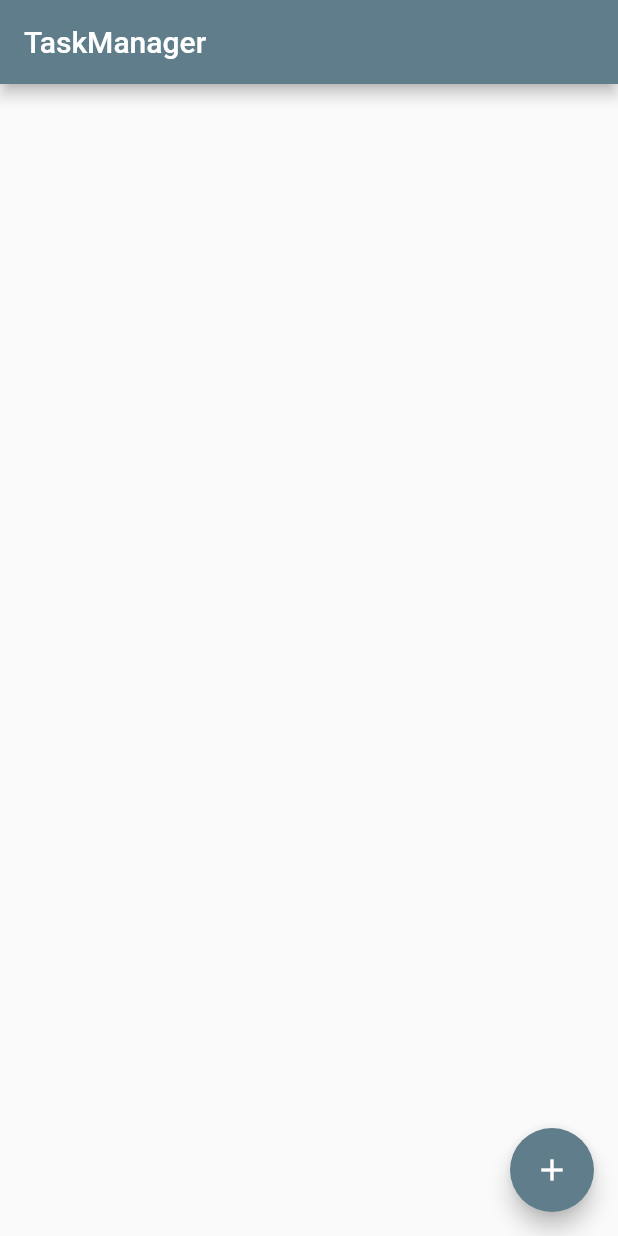
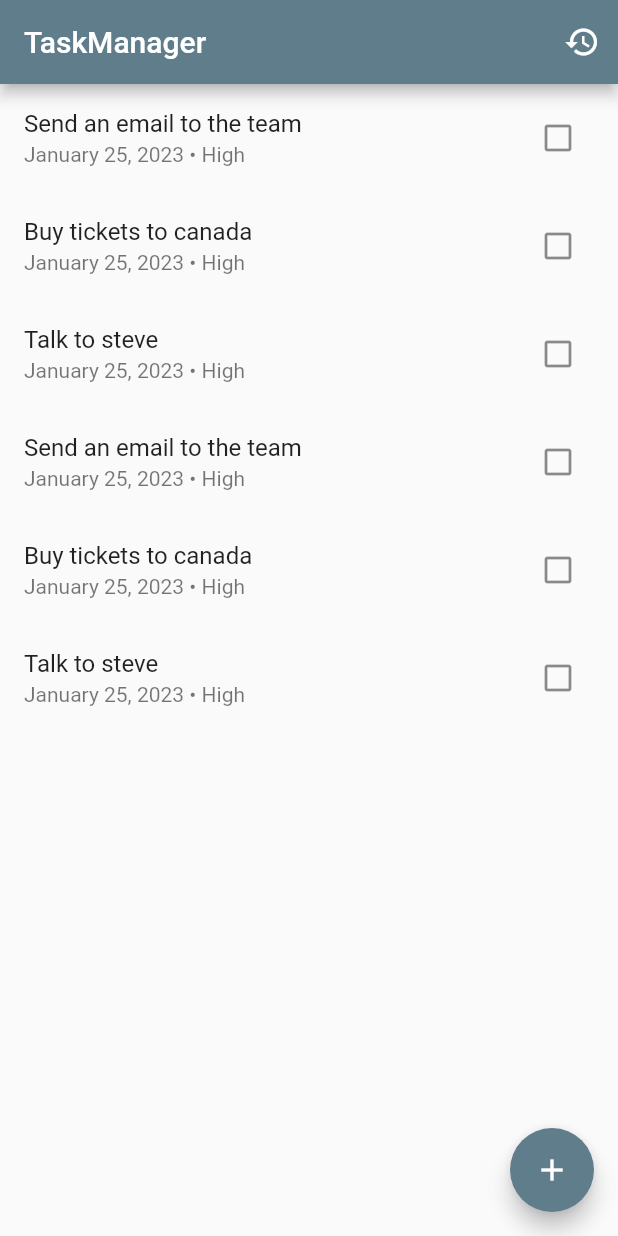
Before and after one commit to Sparsh-singhal/task_manager_app, a Flutter app: the screen it shows after launch, on a phone screen of 412 x 824 dp. Run offline on Flutter 3.47's test engine with Material 2 defaults, Android fonts, the phone set to English and light mode, and no system bars; our stand-ins replace go_router.

```diff
--- /dev/null
+++ b/lib/data/completed_tasks.dart
@@ -0,0 +1,3 @@
+import '../models/task.dart';
+
+List<Task> completedTasks = [];
--- /dev/null
+++ b/lib/data/pending_tasks.dart
@@ -0,0 +1,34 @@
+import '../models/task.dart';
+
+final List<Task> pendingTasks = [
+  Task(
+    title: "Send an email to the team",
+    date: DateTime.now(),
+    priority: "High",
+  ),
+  Task(
+    title: "Buy tickets to canada",
+    date: DateTime.now(),
+    priority: "High",
+  ),
+  Task(
+    title: "Talk to steve",
+    date: DateTime.now(),
+    priority: "High",
+  ),
+  Task(
+    title: "Send an email to the team",
+    date: DateTime.now(),
+    priority: "High",
+  ),
+  Task(
+    title: "Buy tickets to canada",
+    date: DateTime.now(),
+    priority: "High",
+  ),
+  Task(
+    title: "Talk to steve",
+    date: DateTime.now(),
+    priority: "High",
+  )
+];
--- a/lib/homepage.dart
+++ b/lib/homepage.dart
@@ -1,5 +1,13 @@
 import 'package:flutter/material.dart';
 import 'package:go_router/go_router.dart';
+import 'package:intl/intl.dart';
+import 'package:task_manager_app/data/completed_tasks.dart';
+
+// models
+import './models/task.dart';
+
+// data
+import './data/pending_tasks.dart';
 
 class MyHomePage extends StatefulWidget {
   const MyHomePage({super.key});
@@ -9,12 +17,50 @@ class MyHomePage extends StatefulWidget {
 }
 
 class _MyHomePageState extends State<MyHomePage> {
+  void _remove(Task task) {
+    setState(() {
+      pendingTasks.remove(task);
+      completedTasks.add(task);
+    });
+  }
+
+  Widget _buildList() {
+    return ListView.builder(
+      itemCount: pendingTasks.length,
+      itemBuilder: (context, int index) {
+        return ListTile(
+          title: Text(pendingTasks[index].title),
+          subtitle: Row(
+            children: [
+              Text(
+                  "${DateFormat.MMMM().format(pendingTasks[index].date)} ${DateFormat.d().format(pendingTasks[index].date)}, ${DateFormat.y().format(pendingTasks[index].date)}"),
+              const Text(' • '),
+              Text(pendingTasks[index].priority),
+            ],
+          ),
+          trailing: IconButton(
+            onPressed: () => _remove.call(pendingTasks[index]),
+            icon: const Icon(Icons.check_box_outline_blank),
+          ),
+        );
+      },
+    );
+  }
+
   @override
   Widget build(BuildContext context) {
     return Scaffold(
       appBar: AppBar(
         title: const Text('TaskManager'),
+        actions: <Widget>[
+          IconButton(
+              onPressed: (() => GoRouter.of(context).go('/history')),
+              icon: const Icon(Icons.history)),
+        ],
       ),
+      body: _buildList(),
+      // Text(
+      //     "You have [ ${pendingTasks.length} ] pending task out of [ ${pendingTasks.length} ]"),
       floatingActionButton: FloatingActionButton(
         onPressed: (() => GoRouter.of(context).go('/add')),
         tooltip: 'Increment',
--- a/lib/main.dart
+++ b/lib/main.dart
@@ -16,6 +16,9 @@ class MyApp extends StatelessWidget {
       title: 'Task Manager App',
       theme: ThemeData(
         primarySwatch: Colors.blueGrey,
+        textTheme: const TextTheme(
+          headline1: TextStyle(color: Colors.red),
+        ),
       ),
     );
   }
--- /dev/null
+++ b/lib/models/task.dart
@@ -0,0 +1,11 @@
+class Task {
+  String title;
+  final date;
+  String priority;
+
+  Task({
+    this.title = "Please enter the title",
+    this.date,
+    this.priority = "high",
+  });
+}
--- a/pubspec.yaml
+++ b/pubspec.yaml
@@ -33,6 +33,8 @@ dependencies:
     sdk: flutter
 
   go_router: ^6.0.1
+  intl: ^0.18.0
+  fluttertoast: ^8.1.2
   # The following adds the Cupertino Icons font to your application.
   # Use with the CupertinoIcons class for iOS style icons.
   cupertino_icons: ^1.0.2
```
Also changed, not shown: lib/add_task.dart (+7 -4 lines), lib/history.dart (+52 -5 lines), lib/homepage/search_bar.dart (added, +9 -0 lines), pubspec.lock.
